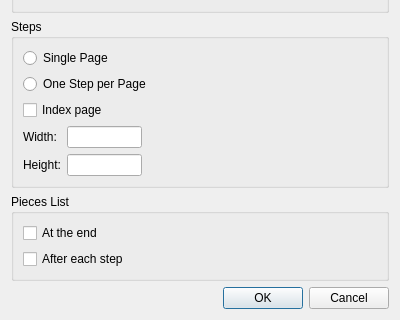
Old version of the form common/lc_htmldialog.ui in the repository nathaneltitane/studworx; both pictures show x 0 to 400 and y 206 to 526 of the 400 by 526 pixel window.
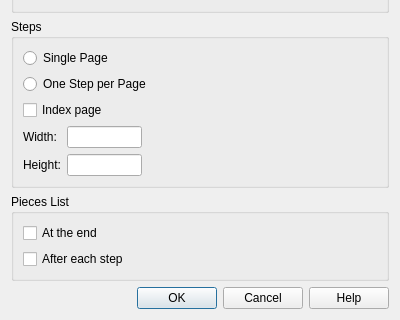
New version of the form.

Commit message: Fix HTML image transparency and extend dialog help

```diff
--- a/common/lc_htmldialog.ui
+++ b/common/lc_htmldialog.ui
@@ -195,7 +195,7 @@
       <enum>Qt::Horizontal</enum>
      </property>
      <property name="standardButtons">
-      <set>QDialogButtonBox::Cancel|QDialogButtonBox::Ok</set>
+      <set>QDialogButtonBox::Cancel|QDialogButtonBox::Help|QDialogButtonBox::Ok</set>
      </property>
     </widget>
    </item>
```
Left out of the diff: 75 changed lines with no effect on the pictures. The commit also changes 17 other files.
